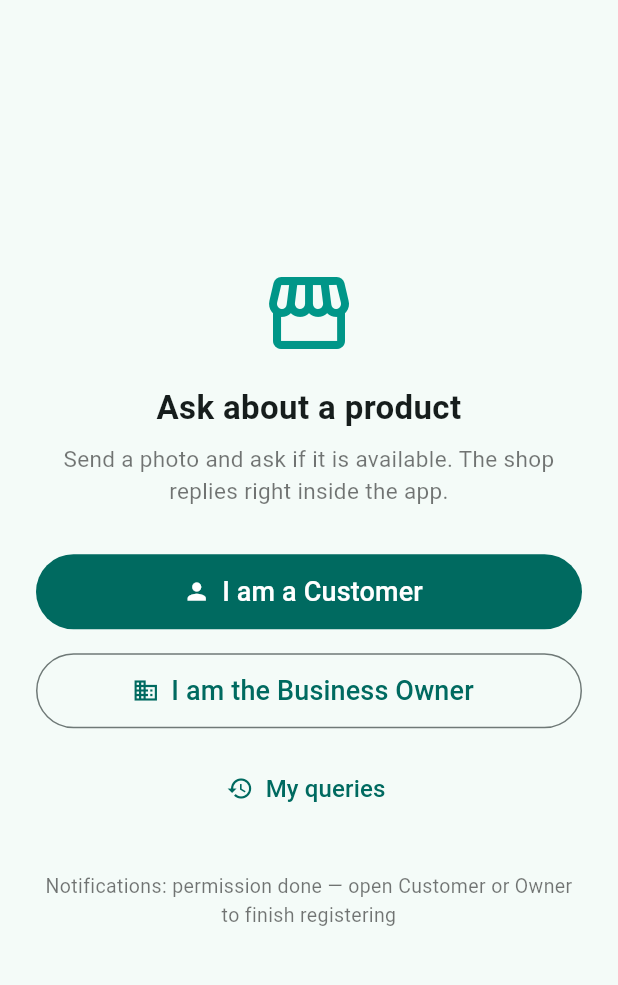
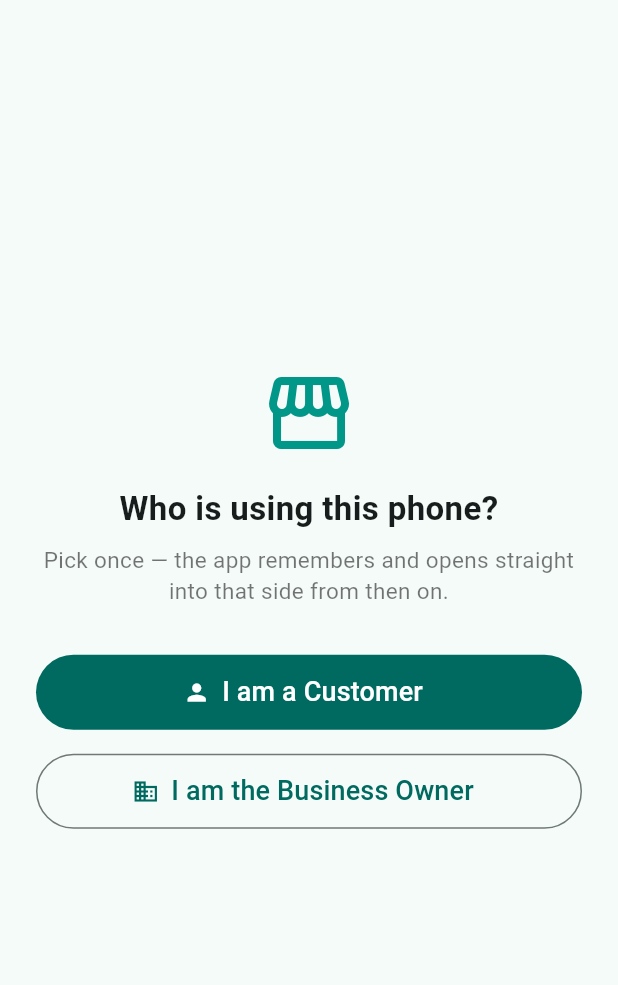
Before and after one commit to saikrishnanewdev/product-enquiry-demo, a Flutter app: the screen it shows after launch, on a phone screen of 412 x 824 dp, the part 63-1048 px from its top. Run offline on Flutter 3.47's test engine with Material 3 defaults, Android fonts, the phone set to English and light mode, and no system bars; our stand-ins replace firebase_core, firebase_messaging, flutter_local_notifications, image_picker, shared_preferences, supabase_flutter; accounts and stored records are empty.

Commit message:
One app, choose role once

```diff
--- /dev/null
+++ b/lib/app_role.dart
@@ -0,0 +1,28 @@
+import 'package:shared_preferences/shared_preferences.dart';
+
+/// Which portal this phone uses. Chosen once on first launch
+/// ("one app, choose role once") and remembered on the phone.
+/// The owner picks owner, customers pick customer; the other
+/// portal is never shown. Switching role clears this (with a
+/// confirm step, and the owner's PIN first).
+class AppRole {
+  static const _key = 'app_role';
+  static const customer = 'customer';
+  static const owner = 'owner';
+
+  static Future<String?> getRole() async {
+    final prefs = await SharedPreferences.getInstance();
+    final role = prefs.getString(_key);
+    return (role == customer || role == owner) ? role : null;
+  }
+
+  static Future<void> setRole(String role) async {
+    final prefs = await SharedPreferences.getInstance();
+    await prefs.setString(_key, role);
+  }
+
+  static Future<void> clear() async {
+    final prefs = await SharedPreferences.getInstance();
+    await prefs.remove(_key);
+  }
+}
--- a/lib/main.dart
+++ b/lib/main.dart
@@ -2,7 +2,7 @@ import 'package:flutter/material.dart';
 import 'package:supabase_flutter/supabase_flutter.dart';
 import 'config.dart';
 import 'notifications.dart';
-import 'screens/home_screen.dart';
+import 'screens/role_gate.dart';
 
 Future<void> main() async {
   WidgetsFlutterBinding.ensureInitialized();
@@ -31,7 +31,7 @@ class EnquiryDemoApp extends StatelessWidget {
         colorScheme: ColorScheme.fromSeed(seedColor: Colors.teal),
         useMaterial3: true,
       ),
-      home: const HomeScreen(),
+      home: const RoleGate(),
     );
   }
 }
--- a/lib/screens/home_screen.dart
+++ /dev/null
@@ -1,147 +0,0 @@
-import 'package:flutter/material.dart';
-import '../config.dart';
-import '../notifications.dart';
-import '../owner_pin.dart';
-import 'customer_enquiry_screen.dart';
-import 'my_enquiries_screen.dart';
-import 'owner_list_screen.dart';
-import 'owner_pin_screen.dart';
-
-/// First screen: pick a role. Demo simplicity — both portals live in
-/// one install, so Sai can demo the customer side on one phone and the
-/// owner side on another.
-class HomeScreen extends StatefulWidget {
-  const HomeScreen({super.key});
-
-  @override
-  State<HomeScreen> createState() => _HomeScreenState();
-}
-
-class _HomeScreenState extends State<HomeScreen> {
-  @override
-  void initState() {
-    super.initState();
-    // Ask for notification permission once the screen is visible:
-    // asking before the app draws can be silently dropped by Android.
-    WidgetsBinding.instance.addPostFrameCallback((_) {
-      PushNotifications.askPermissionAndRegister();
-    });
-  }
-
-  @override
-  Widget build(BuildContext context) {
-    if (!AppConfig.isConfigured) {
-      return Scaffold(
-        appBar: AppBar(title: const Text('Product Enquiry Demo')),
-        body: const Padding(
-          padding: EdgeInsets.all(24),
-          child: Column(
-            mainAxisAlignment: MainAxisAlignment.center,
-            crossAxisAlignment: CrossAxisAlignment.start,
-            children: [
-              Icon(Icons.settings, size: 48, color: Colors.teal),
-              SizedBox(height: 16),
-              Text(
-                'Setup needed',
-                style: TextStyle(fontSize: 22, fontWeight: FontWeight.bold),
-              ),
-              SizedBox(height: 8),
-              Text(
-                'Open lib/config.dart and fill in your Supabase URL and anon key, '
-                'then run supabase-setup.sql in your Supabase SQL Editor. '
-                'See README.md for the steps.',
-                style: TextStyle(fontSize: 16),
-              ),
-            ],
-          ),
-        ),
-      );
-    }
-
-    return Scaffold(
-      appBar: AppBar(title: const Text('Product Enquiry Demo')),
-      body: Padding(
-        padding: const EdgeInsets.all(24),
-        child: Column(
-          mainAxisAlignment: MainAxisAlignment.center,
-          crossAxisAlignment: CrossAxisAlignment.stretch,
-          children: [
-            const Icon(Icons.storefront, size: 64, color: Colors.teal),
-            const SizedBox(height: 16),
-            const Text(
-              'Ask about a product',
-              textAlign: TextAlign.center,
-              style: TextStyle(fontSize: 22, fontWeight: FontWeight.bold),
-            ),
-            const SizedBox(height: 8),
-            const Text(
-              'Send a photo and ask if it is available. The shop replies right inside the app.',
-              textAlign: TextAlign.center,
-              style: TextStyle(fontSize: 15, color: Colors.black54),
-            ),
-            const SizedBox(height: 32),
-            FilledButton.icon(
-              onPressed: () => Navigator.of(context).push(
-                MaterialPageRoute(builder: (_) => const CustomerEnquiryScreen()),
-              ),
-              icon: const Icon(Icons.person),
-              label: const Padding(
-                padding: EdgeInsets.symmetric(vertical: 12),
-                child: Text('I am a Customer', style: TextStyle(fontSize: 18)),
-              ),
-            ),
-            const SizedBox(height: 16),
-            OutlinedButton.icon(
-              onPressed: () async {
-                // The owner portal is protected by a 4-digit PIN:
-                // first visit sets it, later visits ask for it.
-                final navigator = Navigator.of(context);
-                final hasPin = await OwnerPin.hasPin();
-                final ok = await navigator.push<bool>(
-                  MaterialPageRoute(
-                    builder: (_) => OwnerPinScreen(
-                      mode: hasPin
-                          ? OwnerPinMode.verify
-                          : OwnerPinMode.set,
-                    ),
-                  ),
-                );
-                if (ok == true && mounted) {
-                  navigator.push(
-                    MaterialPageRoute(
-                        builder: (_) => const OwnerListScreen()),
-                  );
-                }
-              },
-              icon: const Icon(Icons.business),
-              label: const Padding(
-                padding: EdgeInsets.symmetric(vertical: 12),
-                child: Text('I am the Business Owner', style: TextStyle(fontSize: 18)),
-              ),
-            ),
-            const SizedBox(height: 16),
-            TextButton.icon(
-              onPressed: () => Navigator.of(context).push(
-                MaterialPageRoute(
-                    builder: (_) => const MyEnquiriesScreen()),
-              ),
-              icon: const Icon(Icons.history),
-              label: const Text('My queries', style: TextStyle(fontSize: 16)),
-            ),
-            const SizedBox(height: 32),
-            // Live push status — if a push ever goes missing, this line
-            // says on the phone itself where it got stuck.
-            ValueListenableBuilder<String>(
-              valueListenable: PushNotifications.statusNotifier,
-              builder: (context, status, _) => Text(
-                'Notifications: $status',
-                textAlign: TextAlign.center,
-                style: const TextStyle(fontSize: 13, color: Colors.black54),
-              ),
-            ),
-          ],
-        ),
-      ),
-    );
-  }
-}
--- /dev/null
+++ b/lib/screens/role_gate.dart
@@ -0,0 +1,117 @@
+import 'package:flutter/material.dart';
+import '../app_role.dart';
+import '../config.dart';
+import '../owner_pin.dart';
+import 'customer_home_screen.dart';
+import 'owner_list_screen.dart';
+import 'owner_pin_screen.dart';
+import 'role_pick_screen.dart';
+
+/// Root screen: reads the saved role and opens the right portal.
+///
+/// - No role saved yet -> [RolePickScreen] (choose once).
+/// - Customer -> [CustomerHomeScreen].
+/// - Owner -> [OwnerGate] (PIN, then the enquiries list).
+class RoleGate extends StatelessWidget {
+  const RoleGate({super.key});
+
+  @override
+  Widget build(BuildContext context) {
+    if (!AppConfig.isConfigured) {
+      return Scaffold(
+        appBar: AppBar(title: const Text('Product Enquiry Demo')),
+        body: const Padding(
+          padding: EdgeInsets.all(24),
+          child: Column(
+            mainAxisAlignment: MainAxisAlignment.center,
+            crossAxisAlignment: CrossAxisAlignment.start,
+            children: [
+              Icon(Icons.settings, size: 48, color: Colors.teal),
+              SizedBox(height: 16),
+              Text(
+                'Setup needed',
+                style: TextStyle(fontSize: 22, fontWeight: FontWeight.bold),
+              ),
+              SizedBox(height: 8),
+              Text(
+                'Open lib/config.dart and fill in your Supabase URL and anon key, '
+                'then run supabase-setup.sql in your Supabase SQL Editor. '
+                'See README.md for the steps.',
+                style: TextStyle(fontSize: 16),
+              ),
+            ],
+          ),
+        ),
+      );
+    }
+
+    return FutureBuilder<String?>(
+      future: AppRole.getRole(),
+      builder: (context, snapshot) {
+        if (snapshot.connectionState == ConnectionState.waiting) {
+          return const Scaffold(
+            body: Center(child: CircularProgressIndicator()),
+          );
+        }
+        return switch (snapshot.data) {
+          AppRole.customer => const CustomerHomeScreen(),
+          AppRole.owner => const OwnerGate(),
+          _ => const RolePickScreen(),
+        };
+      },
+    );
+  }
+}
+
+/// Owner entry: asks for the 4-digit PIN first, then shows the
+/// enquiries list. If the user backs out of the PIN screen, the
+/// saved role is cleared so the picker shows again.
+class OwnerGate extends StatefulWidget {
+  const OwnerGate({super.key});
+
+  @override
+  State<OwnerGate> createState() => _OwnerGateState();
+}
+
+class _OwnerGateState extends State<OwnerGate> {
+  bool _unlocked = false;
+
+  @override
+  void initState() {
+    super.initState();
+    WidgetsBinding.instance.addPostFrameCallback((_) => _askPin());
+  }
+
+  Future<void> _askPin() async {
+    final navigator = Navigator.of(context);
+    final hasPin = await OwnerPin.hasPin();
+    final ok = await navigator.push<bool>(
+      MaterialPageRoute(
+        builder: (_) => OwnerPinScreen(
+          mode: hasPin ? OwnerPinMode.verify : OwnerPinMode.set,
+        ),
+      ),
+    );
+    if (!mounted) return;
+    if (ok == true) {
+      setState(() => _unlocked = true);
+    } else {
+      await AppRole.clear();
+      if (!mounted) return;
+      navigator.pushAndRemoveUntil(
+        MaterialPageRoute(builder: (_) => const RoleGate()),
+        (_) => false,
+      );
+    }
+  }
+
+  @override
+  Widget build(BuildContext context) {
+    if (!_unlocked) {
+      return const Scaffold(
+        body: Center(child: CircularProgressIndicator()),
+      );
+    }
+    return const OwnerListScreen();
+  }
+}
--- /dev/null
+++ b/lib/screens/role_pick_screen.dart
@@ -0,0 +1,74 @@
+import 'package:flutter/material.dart';
+import '../app_role.dart';
+import 'customer_home_screen.dart';
+import 'role_gate.dart';
+
+/// First-run screen: "one app, choose role once".
+///
+/// The phone remembers the choice, so from then on the app opens
+/// straight into that portal — the owner never sees the customer
+/// side, and customers never see the owner side.
+class RolePickScreen extends StatelessWidget {
+  const RolePickScreen({super.key});
+
+  Future<void> _pick(BuildContext context, String role) async {
+    await AppRole.setRole(role);
+    if (!context.mounted) return;
+    Navigator.of(context).pushReplacement(
+      MaterialPageRoute(
+        builder: (_) => role == AppRole.owner
+            ? const OwnerGate()
+            : const CustomerHomeScreen(),
+      ),
+    );
+  }
+
+  @override
+  Widget build(BuildContext context) {
+    return Scaffold(
+      appBar: AppBar(title: const Text('Product Enquiry Demo')),
+      body: Padding(
+        padding: const EdgeInsets.all(24),
+        child: Column(
+          mainAxisAlignment: MainAxisAlignment.center,
+          crossAxisAlignment: CrossAxisAlignment.stretch,
+          children: [
+            const Icon(Icons.storefront, size: 64, color: Colors.teal),
+            const SizedBox(height: 16),
+            const Text(
+              'Who is using this phone?',
+              textAlign: TextAlign.center,
+              style: TextStyle(fontSize: 22, fontWeight: FontWeight.bold),
+            ),
+            const SizedBox(height: 8),
+            const Text(
+              'Pick once — the app remembers and opens straight into that side from then on.',
+              textAlign: TextAlign.center,
+              style: TextStyle(fontSize: 15, color: Colors.black54),
+            ),
+            const SizedBox(height: 32),
+            FilledButton.icon(
+              onPressed: () => _pick(context, AppRole.customer),
+              icon: const Icon(Icons.person),
+              label: const Padding(
+                padding: EdgeInsets.symmetric(vertical: 12),
+                child:
+                    Text('I am a Customer', style: TextStyle(fontSize: 18)),
+              ),
+            ),
+            const SizedBox(height: 16),
+            OutlinedButton.icon(
+              onPressed: () => _pick(context, AppRole.owner),
+              icon: const Icon(Icons.business),
+              label: const Padding(
+                padding: EdgeInsets.symmetric(vertical: 12),
+                child: Text('I am the Business Owner',
+                    style: TextStyle(fontSize: 18)),
+              ),
+            ),
+          ],
+        ),
+      ),
+    );
+  }
+}
```
Also changed, not shown: lib/screens/customer_home_screen.dart (added, +135 -0 lines), lib/screens/owner_list_screen.dart (+37 -0 lines), 1 other file.
